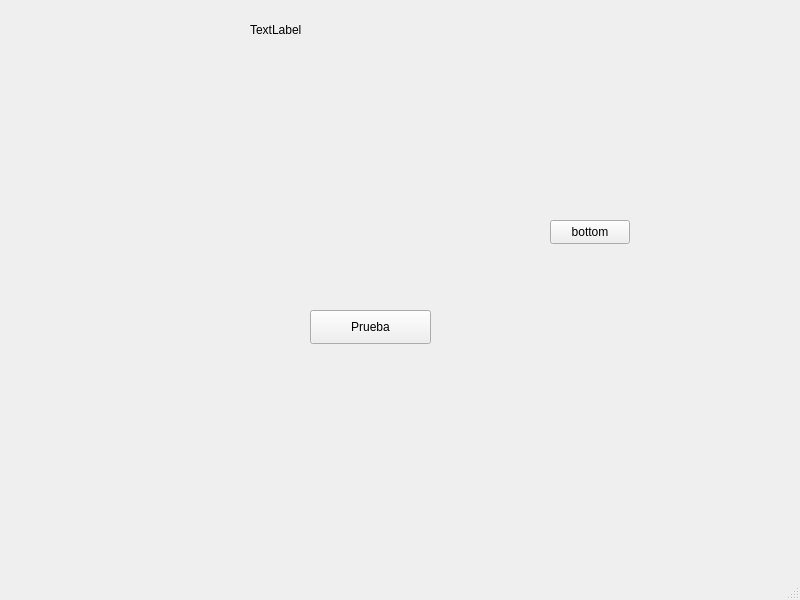
Above: mainwindow.ui from danyr59/Simulador-de-Planificacion-de-procesos before the change. Below: the same form after it.
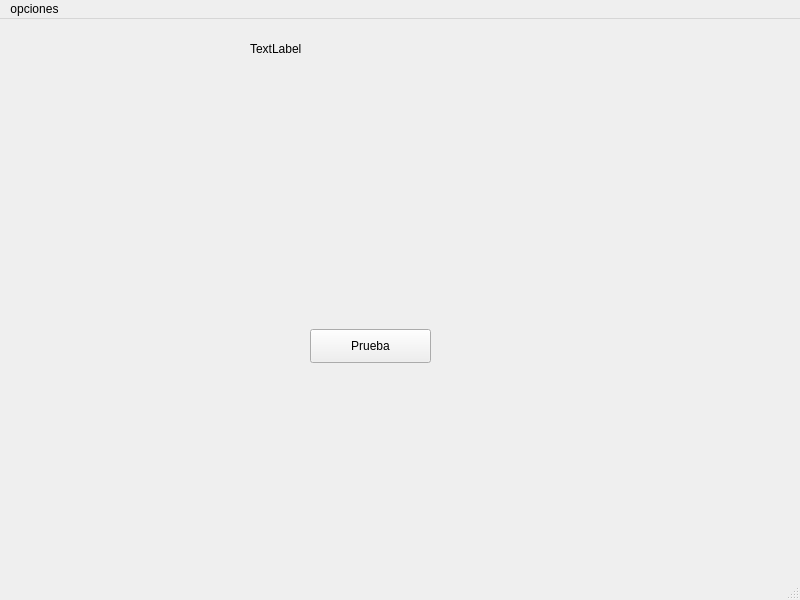
That is the form after the change.

Commit message: prueba thread

```diff
--- a/mainwindow.ui
+++ b/mainwindow.ui
@@ -40,19 +40,6 @@
      <string>TextLabel</string>
     </property>
    </widget>
-   <widget class="QPushButton" name="bottom2">
-    <property name="geometry">
-     <rect>
-      <x>550</x>
-      <y>220</y>
-      <width>80</width>
-      <height>24</height>
-     </rect>
-    </property>
-    <property name="text">
-     <string>bottom</string>
-    </property>
-   </widget>
   </widget>
   <widget class="QMenuBar" name="menubar">
    <property name="geometry">
@@ -60,9 +47,17 @@
      <x>0</x>
      <y>0</y>
      <width>800</width>
-     <height>21</height>
+     <height>30</height>
     </rect>
    </property>
+   <widget class="QMenu" name="menuopciones">
+    <property name="title">
+     <string>opciones</string>
+    </property>
+    <addaction name="actionprueba1"/>
+    <addaction name="actionprueba2"/>
+   </widget>
+   <addaction name="menuopciones"/>
   </widget>
   <widget class="QStatusBar" name="statusbar"/>
  </widget>
```
Left out of the diff: 10 changed lines with no effect on the pictures. The commit also changes 2 other files.
